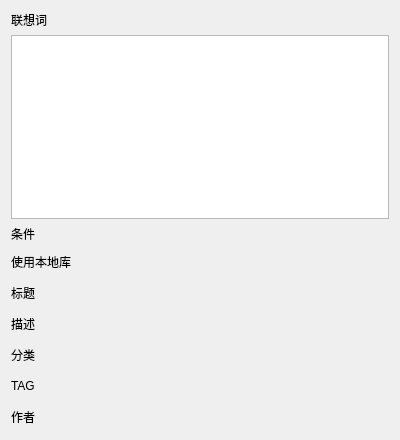
Old version of the form ui/component/ui_line_edit_help_widget.ui in the repository tonquer/picacg-qt.
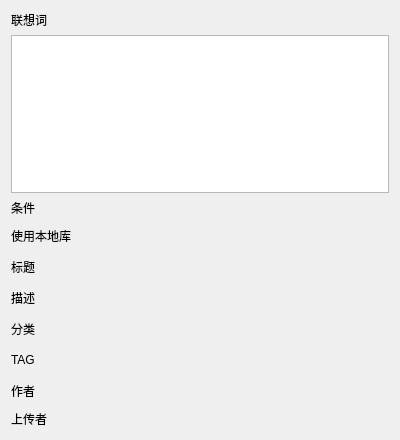
New version of the form. Custom widgets are drawn as their Qt base class.

```diff
--- a/ui/component/ui_line_edit_help_widget.ui
+++ b/ui/component/ui_line_edit_help_widget.ui
@@ -278,6 +278,46 @@
      </item>
     </layout>
    </item>
+   <item>
+    <layout class="QHBoxLayout" name="horizontalLayout_8">
+     <item>
+      <widget class="QLabel" name="uploadLabel">
+       <property name="minimumSize">
+        <size>
+         <width>100</width>
+         <height>0</height>
+        </size>
+       </property>
+       <property name="text">
+        <string>上传者</string>
+       </property>
+      </widget>
+     </item>
+     <item>
+      <widget class="SwitchButton" name="uploadWidget" native="true">
+       <property name="minimumSize">
+        <size>
+         <width>75</width>
+         <height>20</height>
+        </size>
+       </property>
+      </widget>
+     </item>
+     <item>
+      <spacer name="horizontalSpacer_7">
+       <property name="orientation">
+        <enum>Qt::Horizontal</enum>
+       </property>
+       <property name="sizeHint" stdset="0">
+        <size>
+         <width>40</width>
+         <height>20</height>
+        </size>
+       </property>
+      </spacer>
+     </item>
+    </layout>
+   </item>
   </layout>
  </widget>
  <customwidgets>
```
